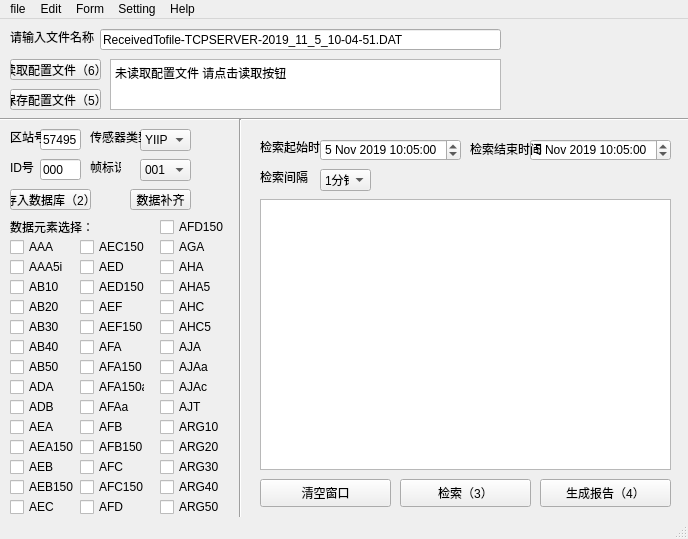
Qt form untitled.ui (Gzk738/HUAYUN-visualization) before a commit.
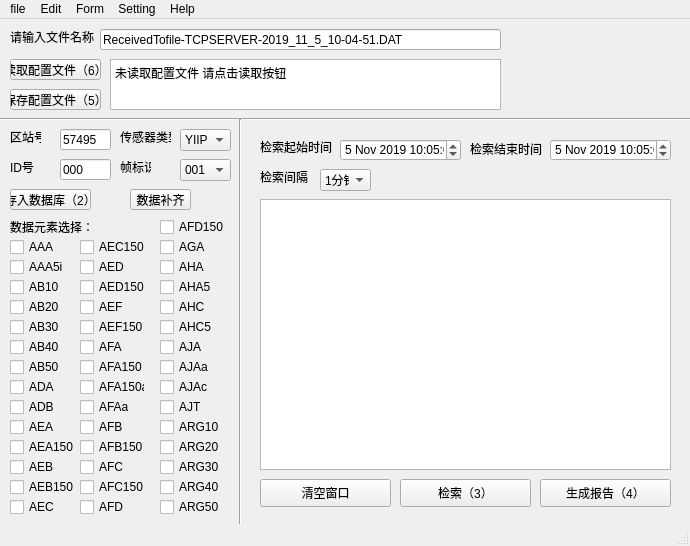
The same form after that commit.

Diff of the .ui file:
```diff
--- a/untitled.ui
+++ b/untitled.ui
@@ -6,8 +6,8 @@
    <rect>
     <x>0</x>
     <y>0</y>
-    <width>688</width>
-    <height>539</height>
+    <width>690</width>
+    <height>546</height>
    </rect>
   </property>
   <property name="windowTitle">
@@ -17,9 +17,9 @@
    <widget class="QLineEdit" name="lineEdit">
     <property name="geometry">
      <rect>
-      <x>40</x>
+      <x>60</x>
       <y>110</y>
-      <width>41</width>
+      <width>51</width>
       <height>21</height>
      </rect>
     </property>
@@ -30,9 +30,9 @@
    <widget class="QDateTimeEdit" name="dateTimeEdit_2">
     <property name="geometry">
      <rect>
-      <x>530</x>
+      <x>550</x>
       <y>120</y>
-      <width>141</width>
+      <width>121</width>
       <height>22</height>
      </rect>
     </property>
@@ -63,7 +63,7 @@
    <widget class="QComboBox" name="comboBox">
     <property name="geometry">
      <rect>
-      <x>140</x>
+      <x>180</x>
       <y>110</y>
       <width>51</width>
       <height>22</height>
@@ -127,9 +127,9 @@
    <widget class="QDateTimeEdit" name="dateTimeEdit">
     <property name="geometry">
      <rect>
-      <x>320</x>
+      <x>340</x>
       <y>120</y>
-      <width>141</width>
+      <width>121</width>
       <height>22</height>
      </rect>
     </property>
@@ -147,9 +147,9 @@
    <widget class="QLineEdit" name="lineEdit_2">
     <property name="geometry">
      <rect>
-      <x>40</x>
+      <x>60</x>
       <y>140</y>
-      <width>41</width>
+      <width>51</width>
       <height>21</height>
      </rect>
     </property>
@@ -160,7 +160,7 @@
    <widget class="QLabel" name="label_4">
     <property name="geometry">
      <rect>
-      <x>90</x>
+      <x>120</x>
       <y>110</y>
       <width>51</width>
       <height>16</height>
@@ -222,7 +222,7 @@
    <widget class="QLabel" name="label_8">
     <property name="geometry">
      <rect>
-      <x>90</x>
+      <x>120</x>
       <y>140</y>
       <width>31</width>
       <height>16</height>
@@ -235,7 +235,7 @@
    <widget class="QComboBox" name="comboBox_2">
     <property name="geometry">
      <rect>
-      <x>140</x>
+      <x>180</x>
       <y>140</y>
       <width>51</width>
       <height>22</height>
@@ -999,7 +999,7 @@
     <rect>
      <x>0</x>
      <y>0</y>
-     <width>688</width>
+     <width>690</width>
      <height>18</height>
     </rect>
    </property>
```
